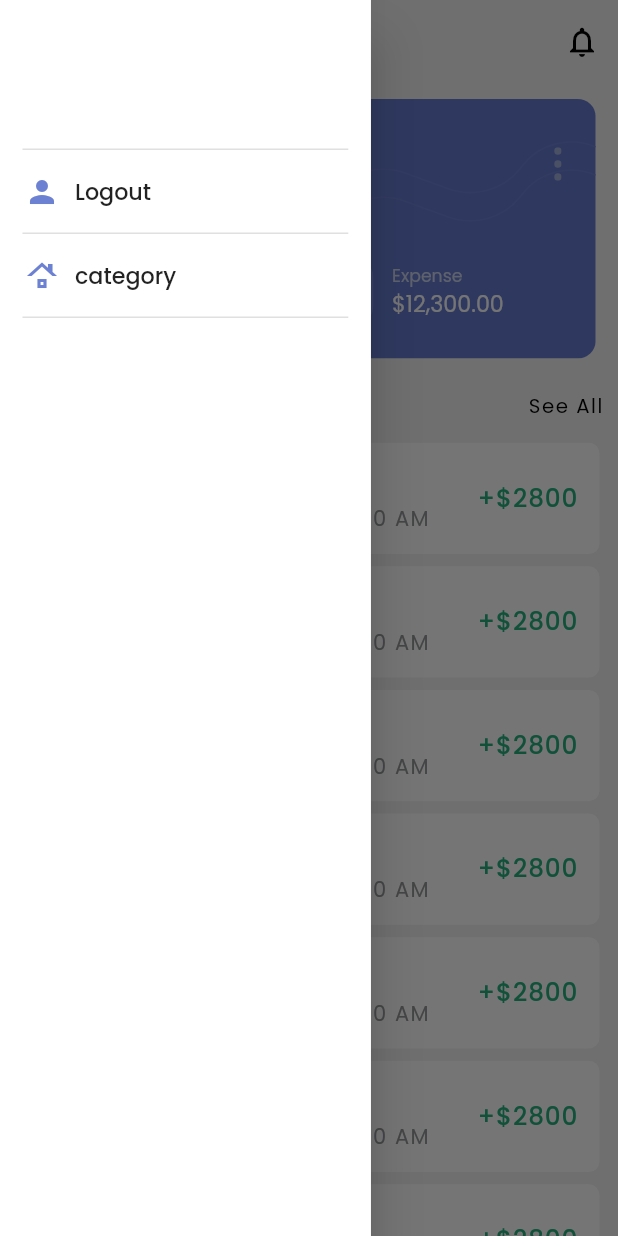
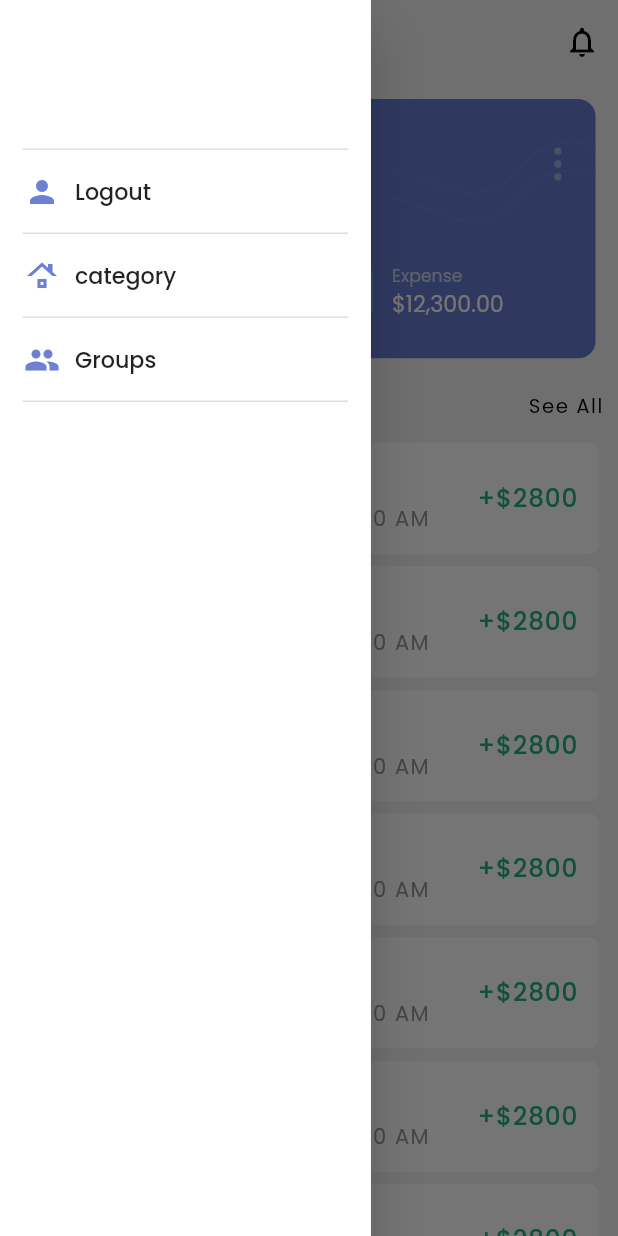
Before and after one commit to sweta-feeltech/General-Expense-App, a Flutter app: the HomeScreen screen opened directly, with the side drawer open, on a phone screen of 412 x 824 dp. Run offline on Flutter 3.47's test engine with Material 2 defaults, Android fonts, the phone set to English and light mode, and no system bars; our stand-ins replace accordion, date_time_picker, file_picker, firebase_auth, flutter_bloc, flutter_svg and 6 more; accounts and stored records are empty; network calls fail; project files that could hold a hidden picture were left out.

Commit message:
19-05-2023 : Get Group List By API

```diff
--- a/lib/main.dart
+++ b/lib/main.dart
@@ -7,7 +7,7 @@ import 'package:general_expense_app/pages/Dashboard/add_inventory.dart';
 import 'package:general_expense_app/pages/Dashboard/bottom_nav_bar.dart';
 import 'package:general_expense_app/pages/Dashboard/category_screen.dart';
 import 'package:general_expense_app/pages/Dashboard/expense_screen.dart';
-import 'package:general_expense_app/pages/Dashboard/group_screen.dart';
+import 'package:general_expense_app/pages/Dashboard/group_list_screen.dart';
 import 'package:general_expense_app/pages/Dashboard/home_screen.dart';
 import 'package:general_expense_app/pages/Dashboard/income_screen.dart';
 import 'package:general_expense_app/pages/Dashboard/room_screen.dart';
@@ -132,8 +132,8 @@ class MyApp extends StatelessWidget {
     if(settings.name == AddExpenseScreen.routeName) {
       return getMaterialPageRoute(AddExpenseScreen());
     }
-    if(settings.name == GroupScreen.routeName) {
-      return getMaterialPageRoute(GroupScreen());
+    if(settings.name == GroupListScreen.routeName) {
+      return getMaterialPageRoute(GroupListScreen());
     }
     if(settings.name == AddHomeScreen.routeName) {
       return getMaterialPageRoute(AddHomeScreen());
--- /dev/null
+++ b/lib/models/GroupModel/group_list_model.dart
@@ -0,0 +1,40 @@
+class GetGroupListModel {
+  String? id;
+  String? groupName;
+  String? description;
+  String? createdBy;
+  String? createdDate;
+  String? updatedBy;
+  String? updatedDate;
+
+  GetGroupListModel(
+      {this.id,
+        this.groupName,
+        this.description,
+        this.createdBy,
+        this.createdDate,
+        this.updatedBy,
+        this.updatedDate});
+
+  GetGroupListModel.fromJson(Map<String, dynamic> json) {
+    id = json['id'];
+    groupName = json['groupName'];
+    description = json['description'];
+    createdBy = json['createdBy'];
+    createdDate = json['createdDate'];
+    updatedBy = json['updatedBy'];
+    updatedDate = json['updatedDate'];
+  }
+
+  Map<String, dynamic> toJson() {
+    final Map<String, dynamic> data = new Map<String, dynamic>();
+    data['id'] = this.id;
+    data['groupName'] = this.groupName;
+    data['description'] = this.description;
+    data['createdBy'] = this.createdBy;
+    data['createdDate'] = this.createdDate;
+    data['updatedBy'] = this.updatedBy;
+    data['updatedDate'] = this.updatedDate;
+    return data;
+  }
+}
--- a/lib/pages/Dashboard/home_screen.dart
+++ b/lib/pages/Dashboard/home_screen.dart
@@ -2,7 +2,7 @@ import 'package:flutter/material.dart';
 import 'package:flutter_svg/flutter_svg.dart';
 import 'package:general_expense_app/Utils/constants.dart';
 import 'package:general_expense_app/models/CommonModel/user_data_model.dart';
-import 'package:general_expense_app/pages/Dashboard/group_screen.dart';
+import 'package:general_expense_app/pages/Dashboard/group_list_screen.dart';
 import 'package:general_expense_app/pages/LoginRegistrationScreens/splash_screen.dart';
 import 'package:shared_preferences/shared_preferences.dart';
 
@@ -193,7 +193,7 @@ class _HomeScreenState extends State<HomeScreen> {
                                   InkWell(
                                     onTap : (){
                                       Navigator.of(context, rootNavigator: true).push(MaterialPageRoute(
-                                          builder: (context) => GroupScreen()));
+                                          builder: (context) => GroupListScreen()));
                                     },
                                     child: Container(
                                       child: SvgPicture.asset("assets/images/down.svg",
--- a/lib/pages/LoginRegistrationScreens/login_screen.dart
+++ b/lib/pages/LoginRegistrationScreens/login_screen.dart
@@ -318,7 +318,7 @@ class _LogInScreenState extends State<LogInScreen> {
                             },
                             Icons.mail,
                             TextInputAction.next,
-                            initalTxt: "admin@gmail.com",
+                            initalTxt: "kishan123@outlook.com",
                             validatingFunc: (value) {
                               RegExp regex = RegExp(EmailRegex);
                               if (value == null || value.isEmpty) {
--- a/lib/pages/Widgets/common_widgets.dart
+++ b/lib/pages/Widgets/common_widgets.dart
@@ -8,6 +8,7 @@ import 'package:general_expense_app/pages/Dashboard/shelf_screen.dart';
 import 'package:general_expense_app/pages/Widgets/theme_helper.dart';
 
 import '../../Utils/colors.dart';
+import '../../models/GroupModel/group_list_model.dart';
 
 class CommonWidgets {
 
@@ -312,7 +313,9 @@ class CommonWidgets {
 
 
   static Widget CommonGroupList2(BuildContext context,
-      {int? index}
+      {int? index,
+        required GetGroupListModel getGroupListModel
+      }
       ) {
     double main_Width = MediaQuery.of(context).size.width;
     double main_Height = MediaQuery.of(context).size.height;
@@ -359,7 +362,7 @@ class CommonWidgets {
                 Column(
                   children: [
                     Text(
-                      "Family Group ${index! + 1}",
+                      "${getGroupListModel?.groupName}",
                       maxLines: 1,
                       // items.name.toString(),
                       overflow: TextOverflow.ellipsis,
@@ -370,7 +373,8 @@ class CommonWidgets {
                     ),
 
                     Text(
-                      "7 Members",
+                      "${getGroupListModel!.description}",
+                      // "7 Members",
                       maxLines: 1,
                       // items.name.toString(),
                       overflow: TextOverflow.ellipsis,
--- a/lib/pages/Widgets/nav_drawer.dart
+++ b/lib/pages/Widgets/nav_drawer.dart
@@ -3,6 +3,7 @@ import 'dart:math';
 import 'package:flutter/cupertino.dart';
 import 'package:flutter/material.dart';
 import 'package:general_expense_app/Utils/colors.dart';
+import 'package:general_expense_app/pages/Dashboard/group_list_screen.dart';
 import 'package:shared_preferences/shared_preferences.dart';
 
 import '../Dashboard/category_screen.dart';
@@ -110,6 +111,32 @@ class _NavDrawerState extends State<NavDrawer> {
 
 
 
+          InkWell(
+            onTap: () {
+              Navigator.of(context, rootNavigator: true).pushNamed(GroupListScreen.routeName);
+            },
+            child: ListTile(
+              title: Row(
+                children:  [
+                  Align(
+                    alignment: Alignment.center,
+                    child: Icon(Icons.group,
+                      color: primaryPurple,
+                    ),
+                    // child: SvgPicture.asset("assets/icons/donation_icon.svg", width: 20, height: 20,),
+                  ),
+                  SizedBox(width: 10,),
+                  Text("Groups", style: TextStyle(fontSize: main_Height * 0.018, fontWeight: FontWeight.w500),),
+                ],
+              ),
+            ),
+          ),
+
+
+          Divider(thickness: 1, height: 0,indent: 15, endIndent: 15,),
+
+
+
 
 
 
```
Also changed, not shown: lib/Utils/api_end_points.dart (+21 -0 lines), lib/blocs/GroupScreen/group_screen_bloc.dart (added, +35 -0 lines), lib/blocs/GroupScreen/group_screen_event.dart (added, +8 -0 lines), lib/blocs/GroupScreen/group_screen_state.dart (added, +24 -0 lines), lib/network/repository.dart (+16 -0 lines), lib/pages/Dashboard/group_list_screen.dart (added, +196 -0 lines), lib/pages/Dashboard/group_screen.dart (deleted, +0 -140 lines).
